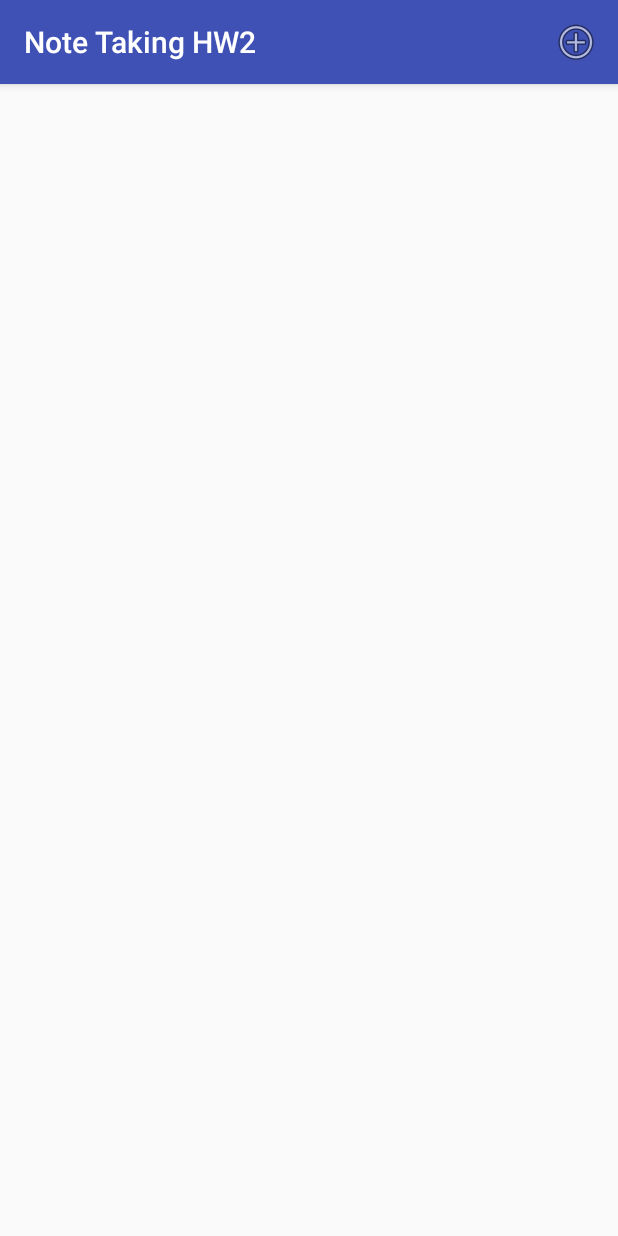
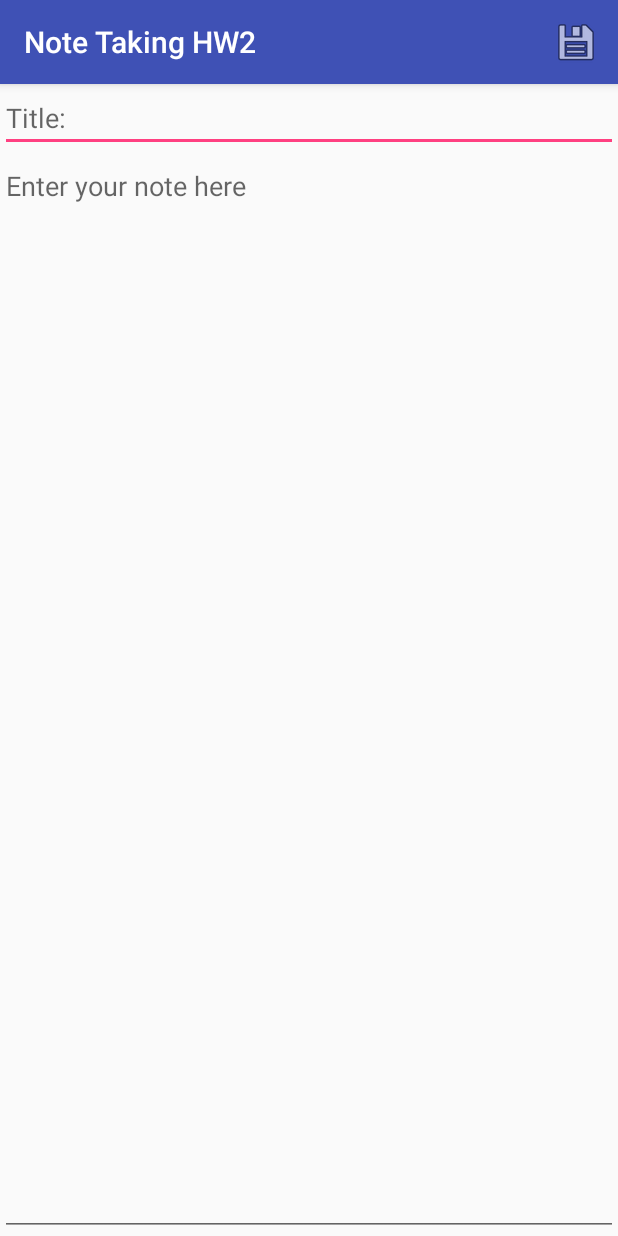
Before and after one commit to dsaffo/Comp330_Project2, an Android app: the screen it shows after launch (MainActivity before the commit, NoteActivity after it), after a tap on "create", on a phone screen of 412 x 824 dp. Run offline under Robolectric (Android 15) with nearby library versions, the phone set to English and light mode, and no system bars.

Commit message:
Added some more features...ability to save the new note. Played around with xml from online tuts to utilize androids built in icons.

```diff
--- a/app/src/main/java/com/brendan/notetakinghw2/MainActivity.java
+++ b/app/src/main/java/com/brendan/notetakinghw2/MainActivity.java
@@ -1,8 +1,10 @@
 package com.brendan.notetakinghw2;
 
+import android.content.Intent;
 import android.support.v7.app.AppCompatActivity;
 import android.os.Bundle;
 import android.view.Menu;
+import android.view.MenuItem;
 import android.widget.ListView;
 
 public class MainActivity extends AppCompatActivity {
@@ -18,9 +20,21 @@ public class MainActivity extends AppCompatActivity {
     }
 
     @Override
+    //adds the "+" to the menu
     public boolean onCreateOptionsMenu(Menu menu) {
         getMenuInflater().inflate(R.menu.menu_main, menu);
         return true;
     }
 
+    @Override
+    public boolean onOptionsItemSelected(MenuItem item) {
+        switch(item.getItemId()){
+            case R.id.action_main_new_note:
+                //start NoteActivity in NewNote mode
+                Intent newNoteActivity = new Intent(this, NoteActivity.class);
+                startActivity(newNoteActivity);
+                break;
+        }
+        return true;
+    }
 }
--- a/app/src/main/java/com/brendan/notetakinghw2/Note.java
+++ b/app/src/main/java/com/brendan/notetakinghw2/Note.java
@@ -4,13 +4,15 @@ import android.content.Context;
 import android.icu.text.SimpleDateFormat;
 import android.icu.util.TimeZone;
 
+import java.io.Serializable;
 import java.util.Date;
 
 /**
  * Created by Brendan on 10/2/17.
  */
 
-public class Note {
+//Serializable allows for the object states to be saved for future use
+public class Note implements Serializable{
     private long nDateTime;
     private String nTitle;
     private String nContent;
--- a/app/src/main/java/com/brendan/notetakinghw2/NoteActivity.java
+++ b/app/src/main/java/com/brendan/notetakinghw2/NoteActivity.java
@@ -2,13 +2,58 @@ package com.brendan.notetakinghw2;
 
 import android.support.v7.app.AppCompatActivity;
 import android.os.Bundle;
+import android.view.Menu;
+import android.view.MenuItem;
+import android.widget.EditText;
+import android.widget.Toast;
 
 public class NoteActivity extends AppCompatActivity {
+
+    private EditText mEtTitle;
+    private EditText mEtContent;
 
     @Override
     protected void onCreate(Bundle savedInstanceState) {
         super.onCreate(savedInstanceState);
         setContentView(R.layout.activity_note);
 
+        //finding the indivual title and content and saving them
+        mEtTitle = (EditText) findViewById(R.id.noteTitle);
+        mEtContent = (EditText) findViewById(R.id.noteContent);
+
+    }
+
+    @Override
+    public boolean onCreateOptionsMenu(Menu menu) {
+        getMenuInflater().inflate(R.menu.menu_note_new, menu);
+        return true;
+    }
+
+    @Override
+    public boolean onOptionsItemSelected(MenuItem item) {
+
+        switch (item.getItemId()){
+
+            case R.id.action_note_save:
+                saveNote();
+                break;
+
+        }
+
+        return true;
+    }
+
+    private void saveNote(){
+
+        //creating a new note using the three parameters from the constructor
+        Note note = new Note(System.currentTimeMillis(), mEtTitle.getText().toString(), mEtContent.getText().toString());
+
+       if(Utilities.saveNote(this, note)){
+           Toast.makeText(this, "Your note is saved", Toast.LENGTH_SHORT).show();
+
+       }else{
+           Toast.makeText(this, "Cannot save, please make sure there is enough space on your device", Toast.LENGTH_SHORT).show();
+           finish();
+       }
     }
 }
--- a/app/src/main/res/layout/activity_note.xml
+++ b/app/src/main/res/layout/activity_note.xml
@@ -17,7 +17,9 @@
         android:ems="10"
         android:hint="Title:"
         android:inputType="textPersonName"
+        android:maxLines="1"
         android:singleLine="true" />
+
 
     <EditText
         android:id="@+id/noteContent"
@@ -28,6 +30,6 @@
         android:ems="10"
         android:gravity="top"
         android:hint="Enter your note here"
-        android:inputType="textPersonName" />
+        android:inputType="textMultiLine" />
 
 </android.widget.RelativeLayout>
--- /dev/null
+++ b/app/src/main/res/menu/menu_note_new.xml
@@ -0,0 +1,15 @@
+<?xml version="1.0" encoding="utf-8"?>
+<menu xmlns:android="http://schemas.android.com/apk/res/android"
+    xmlns:app="http://schemas.android.com/apk/res-auto">
+
+    <!-- Save New Note-->
+
+    <item
+        android:enabled="true"
+        android:title="save"
+        android:id="@+id/action_note_save"
+        android:icon="@android:drawable/ic_menu_save"
+        android:orderInCategory="0"
+        app:showAsAction="always"/>
+
+</menu>
```
Also changed, not shown: app/src/main/java/com/brendan/notetakinghw2/Utilities.java (added, +44 -0 lines).
